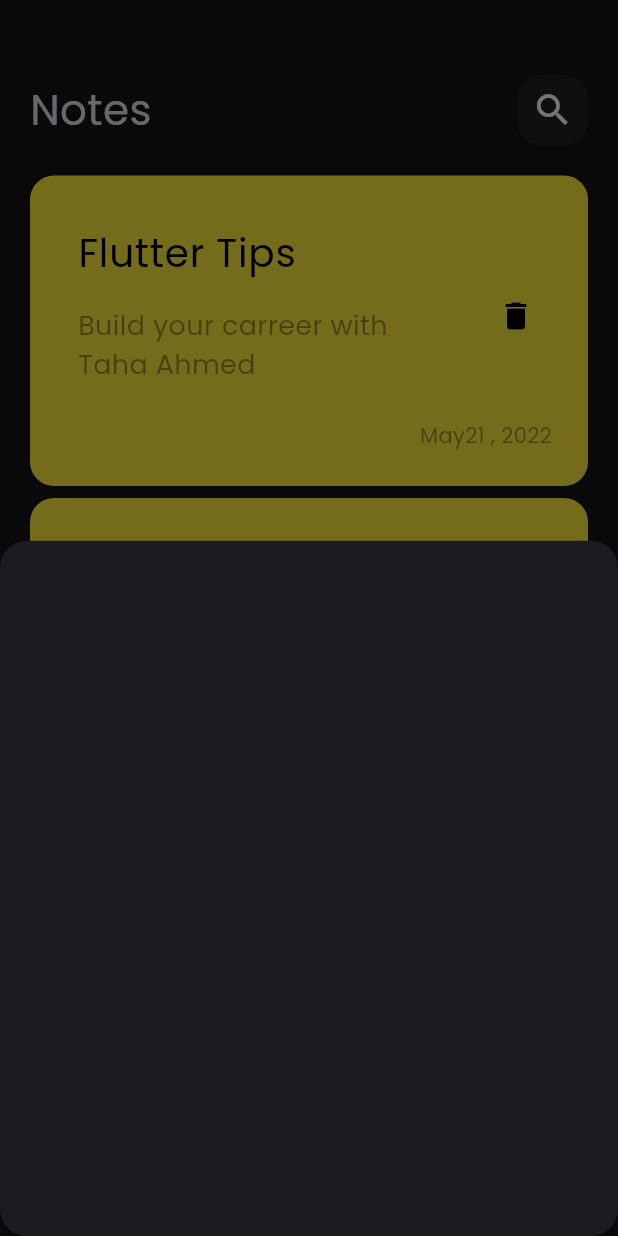
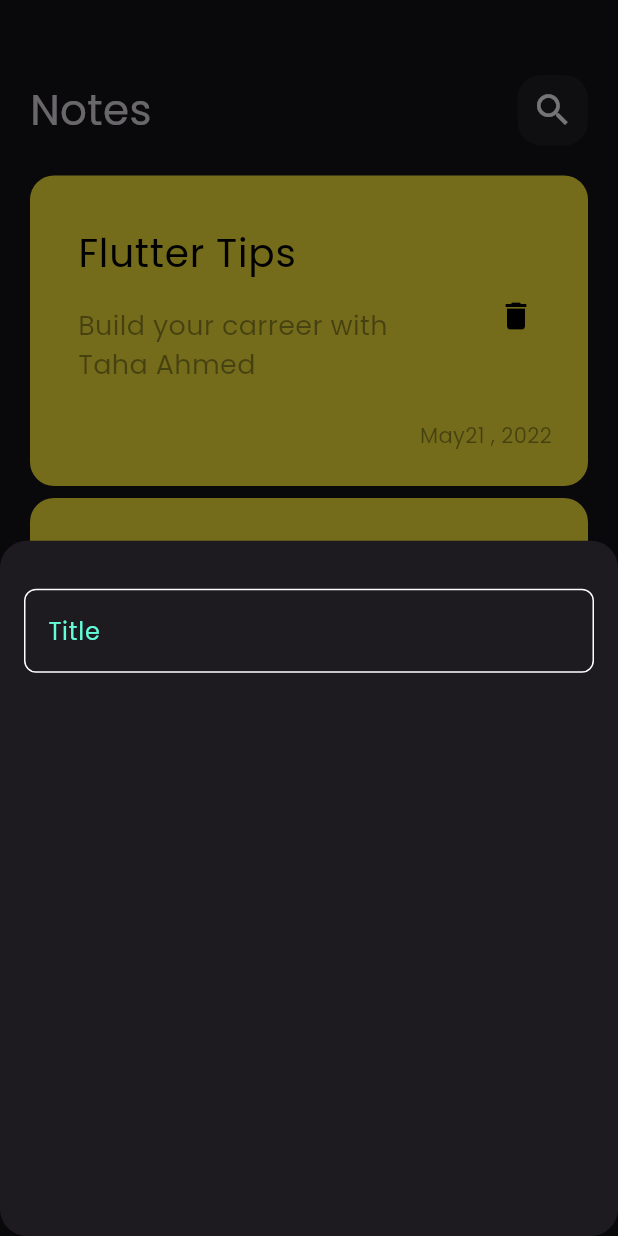
Before and after one commit to TahaAhmed-hup/Notes-App, a Flutter app: the screen it shows after launch, after a tap on the "add" icon, on a phone screen of 412 x 824 dp. Run offline on Flutter 3.47's test engine with Material 3 defaults, Android fonts, the phone set to English and light mode, and no system bars.

Commit message:
create custom text field

```diff
--- /dev/null
+++ b/lib/constant.dart
@@ -0,0 +1,3 @@
+import 'package:flutter/material.dart';
+
+const kPrimaryColor = Color(0xff62FCD7);
--- a/lib/widgets/add_note_bottom_sheet.dart
+++ b/lib/widgets/add_note_bottom_sheet.dart
@@ -1,10 +1,21 @@
 import 'package:flutter/material.dart';
+import 'package:notebad/widgets/custom_text_field.dart';
 
 class AddNoteBottomSheet extends StatelessWidget {
   const AddNoteBottomSheet({super.key});
 
   @override
   Widget build(BuildContext context) {
-    return Container();
+    return const Padding(
+      padding: EdgeInsets.symmetric(horizontal: 16),
+      child: Column(
+        children: [
+          SizedBox(
+            height: 32,
+          ),
+          CustomTextField()
+        ],
+      ),
+    );
   }
 }
--- /dev/null
+++ b/lib/widgets/custom_text_field.dart
@@ -0,0 +1,25 @@
+import 'package:flutter/material.dart';
+import 'package:notebad/constant.dart';
+
+class CustomTextField extends StatelessWidget {
+  const CustomTextField({super.key});
+
+  @override
+  Widget build(BuildContext context) {
+    return TextField(
+        cursorColor: kPrimaryColor,
+        decoration: InputDecoration(
+          hintText: 'Title',
+          hintStyle: const TextStyle(color: kPrimaryColor),
+          border: buildBorder(),
+          enabledBorder: buildBorder(),
+          focusedBorder: buildBorder(kPrimaryColor),
+        ));
+  }
+
+  OutlineInputBorder buildBorder([color]) {
+    return OutlineInputBorder(
+        borderRadius: BorderRadius.circular(8),
+        borderSide: BorderSide(color: color ?? Colors.white));
+  }
+}
```
